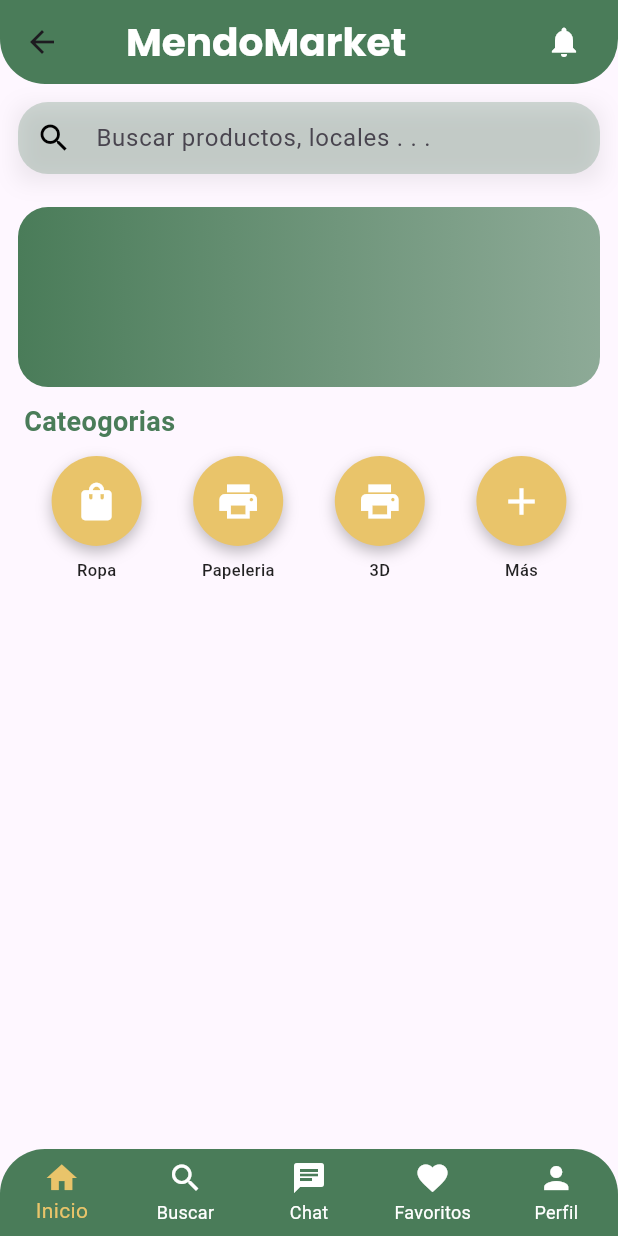
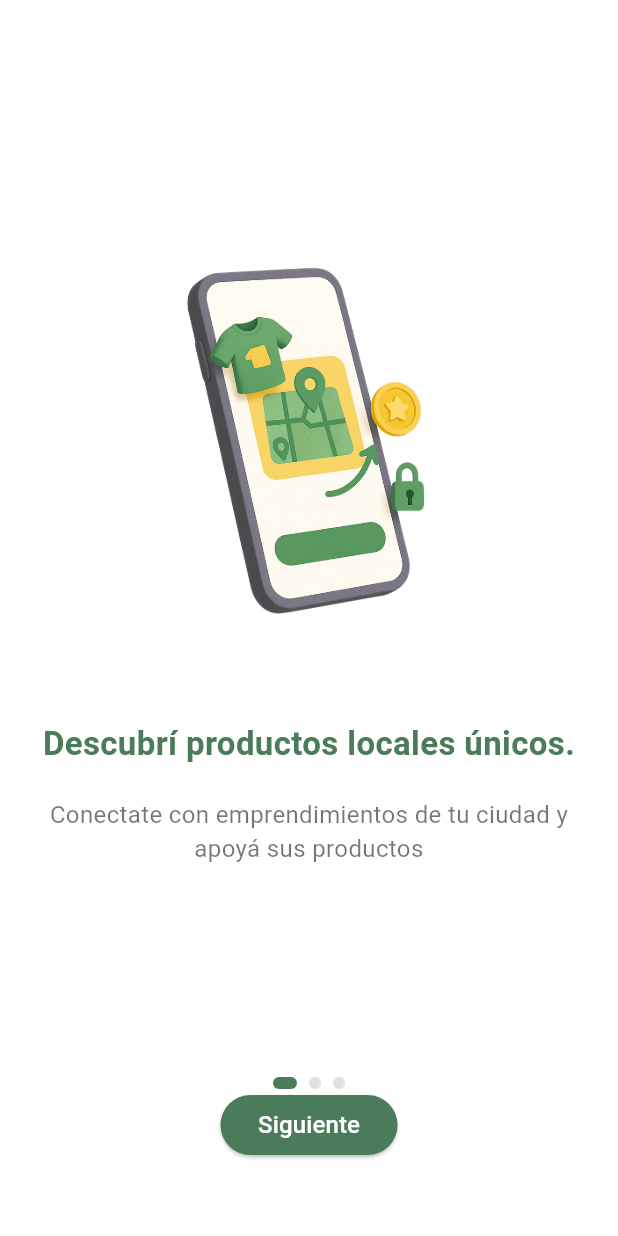
Before and after one commit to artumarinn/mendomarket, a Flutter app: the screen it shows after launch, on a phone screen of 412 x 824 dp. Run offline on Flutter 3.47's test engine with Material 3 defaults, Android fonts, the phone set to English and light mode, and no system bars.

Commit message:
products tags

```diff
--- a/lib/features/home/home_page.dart
+++ b/lib/features/home/home_page.dart
@@ -1,9 +1,11 @@
 import 'package:flutter/material.dart';
 import 'package:mendomarket/features/home/home_banner.dart';
 import 'package:mendomarket/features/home/home_categories.dart';
+import 'package:mendomarket/features/home/home_products.dart';
 import 'package:mendomarket/features/home/home_search_bar.dart';
 import 'package:mendomarket/widgets/common/custom_app_bar.dart';
 import 'package:mendomarket/widgets/common/custom_nav_bar.dart';
+import 'package:mendomarket/widgets/common/product_card.dart';
 
 class HomePage extends StatefulWidget {
   const HomePage({super.key});
@@ -30,13 +32,13 @@ class _HomePageState extends State<HomePage> {
           Padding(
             padding: const EdgeInsets.only(right: 12),
             child: IconButton(
-              icon: const Icon(Icons.notifications, color: Colors.white), // Agregado 'const'
+              icon: const Icon(Icons.notifications, color: Colors.white),
               onPressed: () {},
             ),
           ),
         ],
       ),
-      body: const Column(children: [HomeSearchBar(), HomeBanner(), HomeCategories()]), // Agregado 'const'
+      body: const Column(children: [HomeSearchBar(), HomeCategories(), HomeProducts()]),
       bottomNavigationBar: CustomNavBar(
         currentIndex: _selectedIndex,
         onTap: _onItemTapped,
--- /dev/null
+++ b/lib/features/onboarding/onboarding.dart
@@ -0,0 +1,122 @@
+import 'package:flutter/material.dart';
+import 'package:mendomarket/core/app_colors.dart';
+
+class OnboardingPage extends StatefulWidget {
+  const OnboardingPage({super.key});
+
+  @override
+  State<OnboardingPage> createState() => _OnboardingPageState();
+}
+
+class _OnboardingPageState extends State<OnboardingPage> {
+  final PageController _pageController = PageController();
+  int _currentIndex = 0;
+
+  final List<Map<String, String>> onboardingData = [
+    {
+      "title": "Descubrí productos locales únicos.",
+      "description": "Conectate con emprendimientos de tu ciudad y apoyá sus productos",
+      "image": "assets/images/onboarding01.png",
+    },
+    {
+      "title": "Explorá categorías personalizadas",
+      "description": "Encontrá desde impresiones 3D hasta calcomanías o productos personalizados",
+      "image": "assets/images/onboarding02.png",
+    },
+    {
+      "title": "Crecé y hacé crecer",
+      "description": "Publicá tus servicios y ayudá a tu comunidad",
+      "image": "assets/images/onboarding03.png",
+    },
+  ];
+
+  @override
+  Widget build(BuildContext context) {
+    return Scaffold(
+      backgroundColor: Colors.white,
+      body: Column(
+        children: [
+          Expanded(
+            child: PageView.builder(
+              controller: _pageController,
+              onPageChanged: (index) => setState(() => _currentIndex = index),
+              itemCount: onboardingData.length,
+              itemBuilder: (context, index) {
+                final data = onboardingData[index];
+                return Padding(
+                  padding: const EdgeInsets.all(24),
+                  child: Column(
+                    mainAxisAlignment: MainAxisAlignment.center,
+                    children: [
+                      Image.asset(data['image']!, height: 300),
+                      const SizedBox(height: 40),
+                      Text(
+                        data['title']!,
+                        style: const TextStyle(
+                          fontSize: 22,
+                          fontWeight: FontWeight.bold,
+                          color: Color(0xFF4A7C59),
+                        ),
+                        textAlign: TextAlign.center,
+                      ),
+                      const SizedBox(height: 20),
+                      Text(
+                        data['description']!,
+                        style: const TextStyle(
+                          fontSize: 16,
+                          color: Colors.black54,
+                        ),
+                        textAlign: TextAlign.center,
+                      ),
+                    ],
+                  ),
+                );
+              },
+            ),
+          ),
+
+          // Indicadores
+          Row(
+            mainAxisAlignment: MainAxisAlignment.center,
+            children: List.generate(
+              onboardingData.length,
+              (index) => Container(
+                margin: const EdgeInsets.symmetric(horizontal: 4),
+                width: _currentIndex == index ? 16 : 8,
+                height: 8,
+                decoration: BoxDecoration(
+                  color: _currentIndex == index ? const Color(0xFF4A7C59) : Colors.grey.shade300,
+                  borderRadius: BorderRadius.circular(4),
+                ),
+              ),
+            ),
+          ),
+
+          // Botón
+          Padding(
+            padding: const EdgeInsets.only(bottom: 50),
+            child: ElevatedButton(
+              style: ElevatedButton.styleFrom(
+                backgroundColor: const Color(0xFF4A7C59),
+                padding: const EdgeInsets.symmetric(horizontal: 25),
+                shape: RoundedRectangleBorder(borderRadius: BorderRadius.circular(20)),
+              ),
+              onPressed: () {
+                if (_currentIndex < onboardingData.length - 1) {
+                  _pageController.nextPage(duration: const Duration(milliseconds: 300), curve: Curves.ease);
+                } else {
+                  // Ir al login
+                  Navigator.pushReplacementNamed(context, '/home');
+                }
+              },
+              child: Text(
+                _currentIndex == onboardingData.length - 1 ? 'Comenzar' : 'Siguiente',
+                style: const TextStyle(fontSize: 16, color: AppColors.backgroundColor),
+              ),
+            ),
+          ),
+        ],
+      ),
+    );
+  }
+}
--- a/lib/main.dart
+++ b/lib/main.dart
@@ -1,6 +1,7 @@
 import 'package:flutter/material.dart';
 import 'package:mendomarket/features/chat/chat_page.dart';
 import 'package:mendomarket/features/favorite/favorite_page.dart';
+import 'package:mendomarket/features/onboarding/onboarding.dart';
 import 'package:mendomarket/features/profile/profile_page.dart';
 import 'package:mendomarket/features/search/search_page.dart';
 import 'features/home/home_page.dart';
@@ -16,8 +17,9 @@ class MyApp extends StatelessWidget {
   Widget build(BuildContext context) {
     return MaterialApp(
       title: 'MendoMarket',
-      initialRoute: '/home',
+      initialRoute: '/onboarding',
       routes: {
+        '/onboarding': (context) => const OnboardingPage(),
         '/home': (context) => const HomePage(),
         '/search': (context) => const SearchPage(),
         '/chat': (context) => ChatPage(),
--- a/pubspec.yaml
+++ b/pubspec.yaml
@@ -53,6 +53,7 @@ dev_dependencies:
 flutter:
 
 
+
   # The following line ensures that the Material Icons font is
   # included with your application, so that you can use the icons in
   # the material Icons class.
@@ -67,6 +68,11 @@ flutter:
         - asset: assets/fonts/Poppins-Italic.ttf
           style: italic
 
+
+  assets:
+    - assets/images/onboarding01.png
+    - assets/images/onboarding02.png
+    - assets/images/onboarding03.png
   # To add assets to your application, add an assets section, like this:
   # assets:
   #   - images/a_dot_burr.jpeg
```
Also changed, not shown: lib/features/home/home_products.dart (added, +36 -0 lines), lib/widgets/common/product_card.dart (added, +29 -0 lines), lib/widgets/common/products_tags.dart (added, +40 -0 lines), assets/images/onboarding01.png (added), assets/images/onboarding02.png (added), assets/images/onboarding03.png (added).
